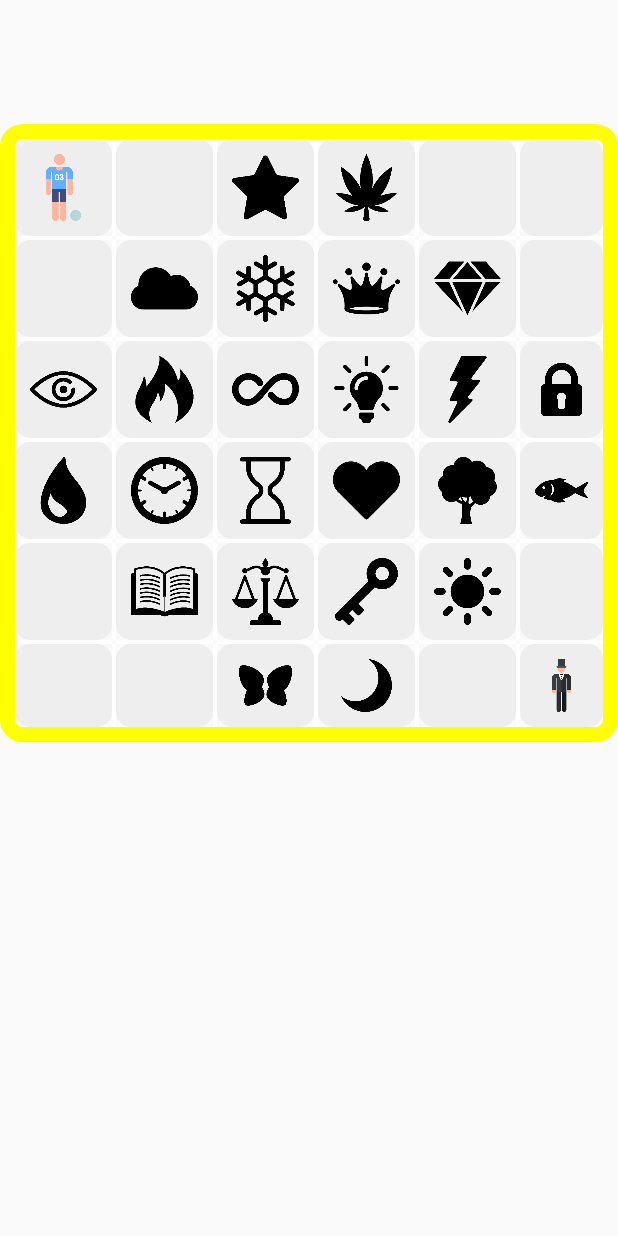
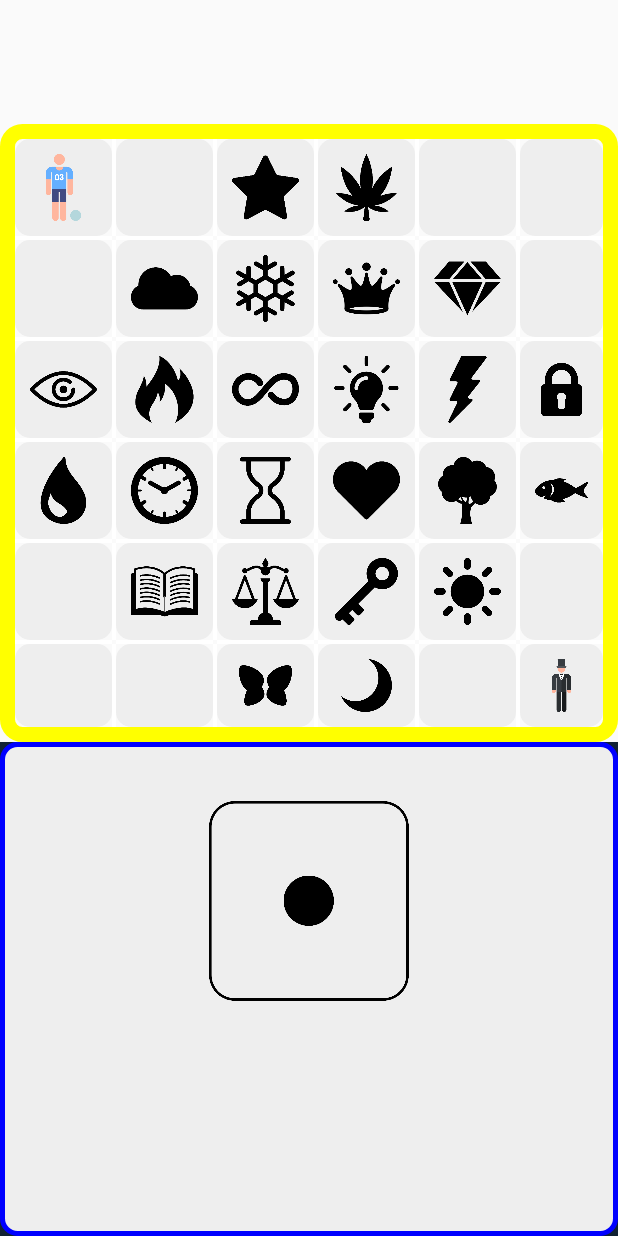
Before and after one commit to znspdlf15/TMagicLabyrinth, an Android app: the screen it shows after launch (GameActivity), after a tap on "혼자하기", on a phone screen of 412 x 824 dp. Run offline under Robolectric (Android 15) with nearby library versions, the light colour scheme and no system bars.

Commit message:
Done: 1. patly dice done. TBD 1. make dice

```diff
--- a/app/src/main/java/com/tWilliam/MagicLabyrinth/Game/TDice.java
+++ b/app/src/main/java/com/tWilliam/MagicLabyrinth/Game/TDice.java
@@ -3,10 +3,31 @@ package com.tWilliam.MagicLabyrinth.Game;
 import android.content.Context;
 
 import com.tWilliam.MagicLabyrinth.R;
+import com.tWilliam.MagicLabyrinth.TLibrary.TConstant;
+
+import java.util.Random;
 
 public class TDice extends TDraw {
     public TDice(Context context) {
         super(context);
         this.setImageResource(R.mipmap.dice_0);
     }
+    public int roll(){
+        Random randomGenerator = new Random();
+        int index = randomGenerator.nextInt(TConstant.IMAGE_FOR_DICE_FILE_NAME.length);
+
+        int imageId = TConstant.IMAGE_FOR_DICE_FILE_NAME[index];
+        this.setImageResource(imageId);
+
+        int retNum = -1;
+        if ( imageId == R.mipmap.dice_1_b ){
+            retNum = 1;
+        } else if ( imageId == R.mipmap.dice_2_b || imageId == R.mipmap.dice_2a_b ){
+            retNum = 2;
+        } else if ( imageId == R.mipmap.dice_3_b || imageId == R.mipmap.dice_3a_b ){
+            retNum = 3;
+        }
+
+        return retNum;
+    }
 }
--- a/app/src/main/java/com/tWilliam/MagicLabyrinth/Game/TGameBoard.java
+++ b/app/src/main/java/com/tWilliam/MagicLabyrinth/Game/TGameBoard.java
@@ -19,6 +19,7 @@ public class TGameBoard extends RelativeLayout {
     private TLocation[][] locationMap;
     private TWall[][] verticalWalls;
     private TWall[][] horizontalWalls;
+    private TStatusBoard statusBoard;
 
     private int locationWidth = 65;
     private int locationHeight = 65;
@@ -30,6 +31,12 @@ public class TGameBoard extends RelativeLayout {
     private int turnIdx;
 
     private ArrayList<TLocation> resetList = new ArrayList<>();
+
+    public enum Status{
+        WAIT,
+        GOING
+    }
+    private Status nowStatus = Status.WAIT;
 
     public TGameBoard(Context context, int wallNumber){
         super(context);
@@ -307,6 +314,10 @@ public class TGameBoard extends RelativeLayout {
     }
 
     public void reactOnClick(View v){
+        // if status is wait, no react
+        if ( nowStatus == Status.WAIT )
+            return;
+
         int clickedX = -1;
         int clickedY = -1;
 
@@ -396,4 +407,19 @@ public class TGameBoard extends RelativeLayout {
             }
         }
     }
+
+    public void notifyRoll(int rollNumber){
+        this.nowStatus = Status.GOING;
+
+
+    }
+
+    public Status getStatus(){
+        return this.nowStatus;
+    }
+
+
+    public void setStatusBoard(TStatusBoard statusBoard) {
+        this.statusBoard = statusBoard;
+    }
 }
--- a/app/src/main/java/com/tWilliam/MagicLabyrinth/Game/TStatusBoard.java
+++ b/app/src/main/java/com/tWilliam/MagicLabyrinth/Game/TStatusBoard.java
@@ -3,75 +3,62 @@ package com.tWilliam.MagicLabyrinth.Game;
 import android.content.Context;
 import android.graphics.Color;
 import android.support.constraint.ConstraintLayout;
+import android.support.constraint.ConstraintSet;
 import android.view.View;
 import com.tWilliam.MagicLabyrinth.R;
+import com.tWilliam.MagicLabyrinth.TLibrary.TConstant;
+
+import java.util.Random;
 
 public class TStatusBoard extends ConstraintLayout {
-    private ConstraintLayout leftLayout;
-    private ConstraintLayout centerLayout;
-    private ConstraintLayout rightLayout;
+    private TDice mDice;
+    private TGameBoard gameBoard;
+    private final int diceId = 1030;
 
-    private final int leftId = 1001;
-    private final int centerId = 1002;
-    private final int rightId = 1003;
-
-    private TDice mDice;
-
-    public TStatusBoard(Context context) {
+    public TStatusBoard(Context context, int statusBoardId) {
         super(context);
 
-        leftLayout = new ConstraintLayout(this.getContext());
-        leftLayout.setId(leftId);
-        centerLayout = new ConstraintLayout(this.getContext());
-        centerLayout.setId(centerId);
-        rightLayout = new ConstraintLayout(this.getContext());
-        rightLayout.setId(rightId);
+        this.setId(statusBoardId);
+        this.setBackgroundResource(R.drawable.target_location);
 
-        ConstraintLayout.LayoutParams statusParams = new ConstraintLayout.LayoutParams(0, 0);
-        statusParams.bottomToBottom = this.getId();
-        statusParams.leftToLeft = this.getId();
-        statusParams.rightToLeft = centerId;
-        statusParams.topToTop = this.getId();
-        leftLayout.setLayoutParams(statusParams);
-        leftLayout.setBackgroundColor(Color.parseColor("#ff0000"));
-        this.addView(leftLayout);
+        mDice = new TDice(context);
+        mDice.setId(diceId);
+        mDice.setImageResource(R.mipmap.dice_1_b);
+        this.addView(mDice);
 
-        statusParams = new ConstraintLayout.LayoutParams(0, 0);
-        statusParams.bottomToBottom = this.getId();
-        statusParams.leftToRight = leftId;
-        statusParams.rightToLeft = rightId;
-        statusParams.topToTop = this.getId();
-        centerLayout.setLayoutParams(statusParams);
-        centerLayout.setBackgroundColor(Color.parseColor("#00ff00"));
+        ConstraintSet constraintSet = new ConstraintSet();
+        constraintSet.clone(this);
 
-        this.addView(centerLayout);
+        constraintSet.constrainWidth(diceId, 200);
+        constraintSet.constrainHeight(diceId, 200);
 
-        statusParams = new ConstraintLayout.LayoutParams(0, 0);
-        statusParams.bottomToBottom = this.getId();
-        statusParams.leftToRight = centerId;
-        statusParams.rightToRight = this.getId();
-        statusParams.topToTop = this.getId();
-        rightLayout.setLayoutParams(statusParams);
-        rightLayout.setBackgroundColor(Color.parseColor("#0000ff"));
+        constraintSet.connect(diceId, ConstraintSet.LEFT, statusBoardId, ConstraintSet.LEFT);
+        constraintSet.connect(diceId, ConstraintSet.RIGHT, statusBoardId, ConstraintSet.RIGHT);
+        constraintSet.connect(diceId, ConstraintSet.TOP, statusBoardId, ConstraintSet.TOP);
+        constraintSet.connect(diceId, ConstraintSet.BOTTOM, statusBoardId, ConstraintSet.BOTTOM);
+        constraintSet.setVerticalBias(diceId, (float)0.2);
+        constraintSet.applyTo(this);
 
-        this.addView(rightLayout);
-
-        mDice = new TDice(centerLayout.getContext());
-        statusParams = new ConstraintLayout.LayoutParams(0, 0);
-        statusParams.bottomToBottom = centerId;
-        statusParams.leftToLeft = centerId;
-        statusParams.rightToRight = centerId;
-        statusParams.topToTop = centerId;
-        rightLayout.setLayoutParams(statusParams);
-
-        mDice.setImageResource(R.mipmap.dice_0);
-        centerLayout.addView(mDice);
     }
 
     public void setAllOnClickListner(View.OnClickListener listener){
-
+        for ( int i = 0; i < this.getChildCount(); i++ ){
+            this.getChildAt(i).setOnClickListener(listener);
+        }
     }
     public void reactOnClick(View v){
+        if ( v == mDice ){
+            if ( gameBoard.getStatus() == TGameBoard.Status.GOING )
+                return;
 
+            int retRoll = mDice.roll();
+            if ( retRoll != -1 ){
+                gameBoard.notifyRoll(retRoll);
+            }
+        }
+    }
+
+    public void setGameBoard(TGameBoard gameBoard) {
+        this.gameBoard = gameBoard;
     }
 }
--- a/app/src/main/java/com/tWilliam/MagicLabyrinth/GameActivity.java
+++ b/app/src/main/java/com/tWilliam/MagicLabyrinth/GameActivity.java
@@ -7,16 +7,12 @@ import android.support.constraint.ConstraintSet;
 import android.view.MotionEvent;
 import android.view.ScaleGestureDetector;
 import android.view.View;
-import android.view.ViewGroup;
-import android.view.ViewParent;
-import android.view.ViewStub;
 import android.widget.Button;
 import android.widget.ImageView;
 import android.widget.LinearLayout;
 import android.widget.RelativeLayout;
 import android.view.View.OnTouchListener;
 
-import com.tWilliam.MagicLabyrinth.Game.TDice;
 import com.tWilliam.MagicLabyrinth.Game.TGameBoard;
 import com.tWilliam.MagicLabyrinth.Game.TStatusBoard;
 import com.tWilliam.MagicLabyrinth.Player.TPlayer;
@@ -31,8 +27,10 @@ public class GameActivity extends StandardActivity implements View.OnClickListen
 
     private RelativeLayout backgroundLayout;
     private TGameBoard mGameBoard;
+
     private ConstraintLayout statusboardLayout;
     private TStatusBoard mStatusBoard;
+    private final int statusBoardId = 100001;
 
     @Override
     protected void onCreate(Bundle savedInstanceState) {
@@ -56,20 +54,24 @@ public class GameActivity extends StandardActivity implements View.OnClickListen
 
         // status board
         statusboardLayout = findViewById(R.id.game_status_board);
+        mStatusBoard = new TStatusBoard(statusboardLayout.getContext(), statusBoardId);
 
-        mStatusBoard = new TStatusBoard(statusboardLayout.getContext());
-        ConstraintSet constraintSet = new ConstraintSet();
+        statusboardLayout.addView(mStatusBoard);
+        ConstraintSet c = new ConstraintSet();
+        c.clone(statusboardLayout);
 
-//        constraintSet.connect(R.id.game_status_board, ConstraintSet.)
-        ConstraintLayout.LayoutParams statusParams = new ConstraintLayout.LayoutParams(0, 0);
-        statusParams.bottomToBottom = R.id.game_status_board;
-        statusParams.leftToLeft = R.id.game_status_board;
-        statusParams.rightToRight = R.id.game_status_board;
-        statusParams.topToTop = R.id.game_status_board;
-        mStatusBoard.setLayoutParams(statusParams);
+        c.constrainWidth(statusBoardId, ConstraintSet.MATCH_CONSTRAINT);
+        c.constrainHeight(statusBoardId, ConstraintSet.MATCH_CONSTRAINT);
+        c.connect(statusBoardId, ConstraintSet.LEFT, R.id.game_status_board, ConstraintSet.LEFT, 0);
+        c.connect(statusBoardId, ConstraintSet.RIGHT, R.id.game_status_board, ConstraintSet.RIGHT, 0);
+        c.connect(statusBoardId, ConstraintSet.TOP, R.id.game_status_board, ConstraintSet.TOP, 0);
+        c.connect(statusBoardId, ConstraintSet.BOTTOM, R.id.game_status_board, ConstraintSet.BOTTOM, 0);
+        c.applyTo(statusboardLayout);
 
         mStatusBoard.setAllOnClickListner(this);
-        statusboardLayout.addView(mStatusBoard);
+
+        mStatusBoard.setGameBoard(mGameBoard);
+        mGameBoard.setStatusBoard(mStatusBoard);
     }
 
     @Override
--- a/app/src/main/java/com/tWilliam/MagicLabyrinth/TLibrary/TConstant.java
+++ b/app/src/main/java/com/tWilliam/MagicLabyrinth/TLibrary/TConstant.java
@@ -47,7 +47,7 @@ public class TConstant {
             {4, 0, 9, 9, 0, 2}
     };
     static final public int[] IMAGE_FOR_DICE_FILE_NAME = {
-            R.mipmap.dice_0,
+//            R.mipmap.dice_0,
             R.mipmap.dice_1_b,
             R.mipmap.dice_2_b,
             R.mipmap.dice_2a_b,
--- /dev/null
+++ b/app/src/main/res/drawable/target_location.xml
@@ -0,0 +1,12 @@
+<?xml version="1.0" encoding="UTF-8"?>
+<layer-list xmlns:android="http://schemas.android.com/apk/res/android" >
+
+    <item>
+        <shape>
+            <solid android:color="#eeeeee" />
+            <corners android:radius="10dp" />
+            <stroke android:color="#0000ff" android:width="3dp" />
+        </shape>
+    </item>
+
+</layer-list>
--- a/app/src/main/res/layout/activity_game.xml
+++ b/app/src/main/res/layout/activity_game.xml
@@ -22,6 +22,18 @@
             android:layout_height="wrap_content"
             android:orientation="horizontal"
             app:layout_constraintGuide_percent="0.6" />
+        <android.support.constraint.Guideline
+            android:id="@+id/left_guideline"
+            android:layout_width="wrap_content"
+            android:layout_height="wrap_content"
+            android:orientation="vertical"
+            app:layout_constraintGuide_percent="0.333" />
+        <android.support.constraint.Guideline
+            android:id="@+id/right_guideline"
+            android:layout_width="wrap_content"
+            android:layout_height="wrap_content"
+            android:orientation="vertical"
+            app:layout_constraintGuide_percent="0.666" />
 
         <RelativeLayout
             android:layout_width="0dp"
@@ -39,10 +51,12 @@
             android:id="@+id/game_status_board"
             android:layout_width="0dp"
             android:layout_height="0dp"
+            android:background="#112233"
             app:layout_constraintBottom_toBottomOf="parent"
             app:layout_constraintLeft_toLeftOf="parent"
             app:layout_constraintRight_toRightOf="parent"
             app:layout_constraintTop_toBottomOf="@id/bottom_guideline">
+
 
         </android.support.constraint.ConstraintLayout>
     </android.support.constraint.ConstraintLayout>
```
